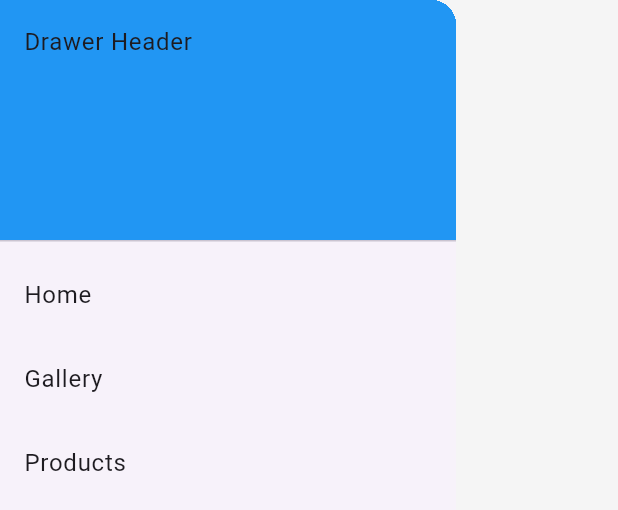
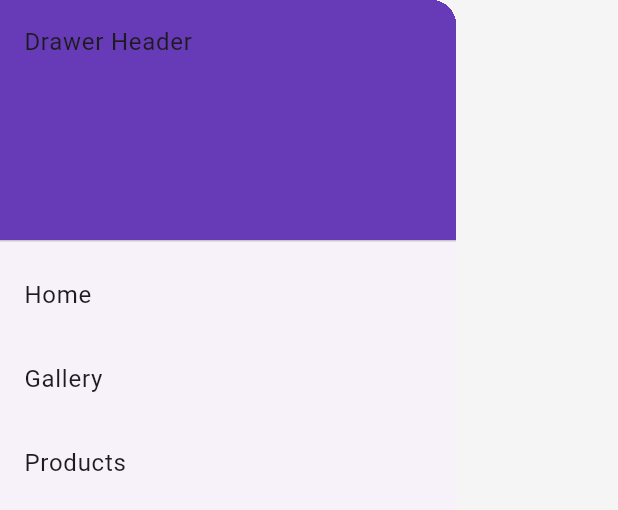
Before and after one commit to Godtasan552/ListViews_app, a Flutter app: the MyDrawer widget shown alone on an empty page, opened directly, on a phone screen of 412 x 824 dp. Shown: the top 510 px of the screen. Run offline on Flutter 3.47's test engine with Material 3 defaults, Android fonts, the phone set to English and light mode, and no system bars; our stand-ins replace get.

Commit message:
edit colors drower to deepPurple

```diff
--- a/lib/components/drawer.dart
+++ b/lib/components/drawer.dart
@@ -22,7 +22,7 @@ class _MyDrawerState extends State<MyDrawer> {
         padding: EdgeInsets.zero,
         children: [
           const DrawerHeader(
-            decoration: BoxDecoration(color: Colors.blue),
+            decoration: BoxDecoration(color: Colors.deepPurple),
             child: Text('Drawer Header'),
           ),
           ListTile(
```
